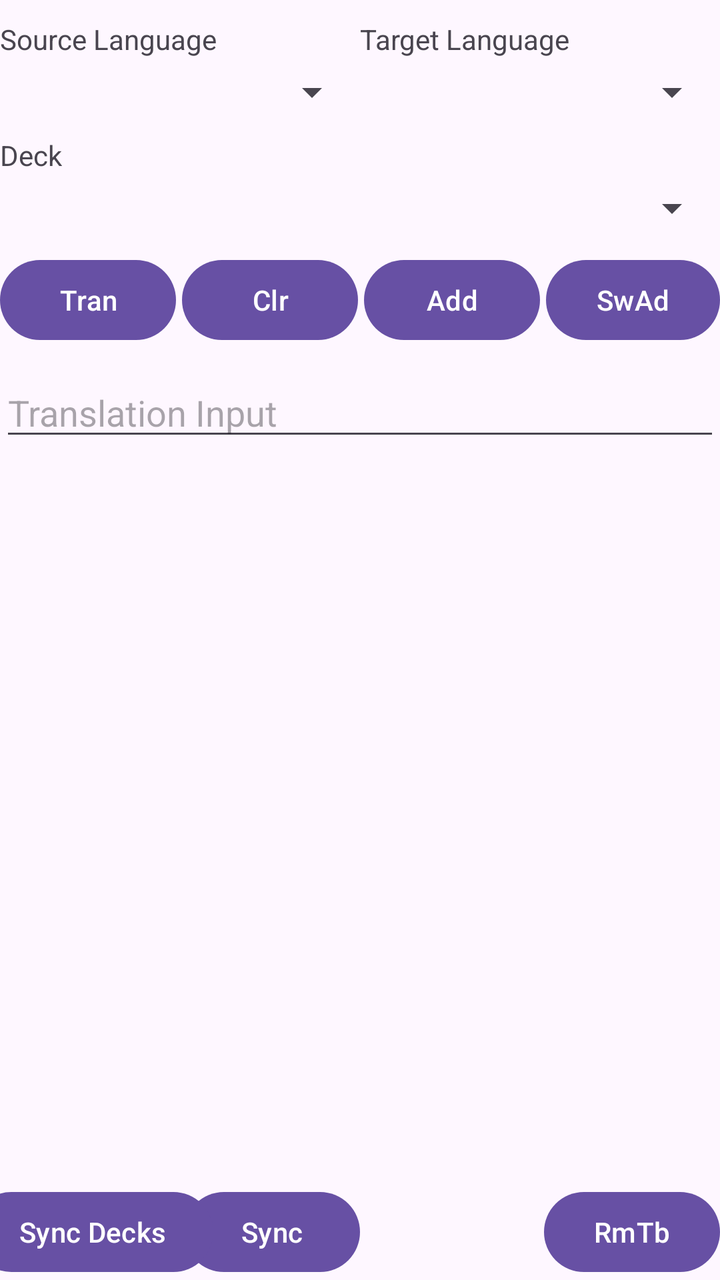
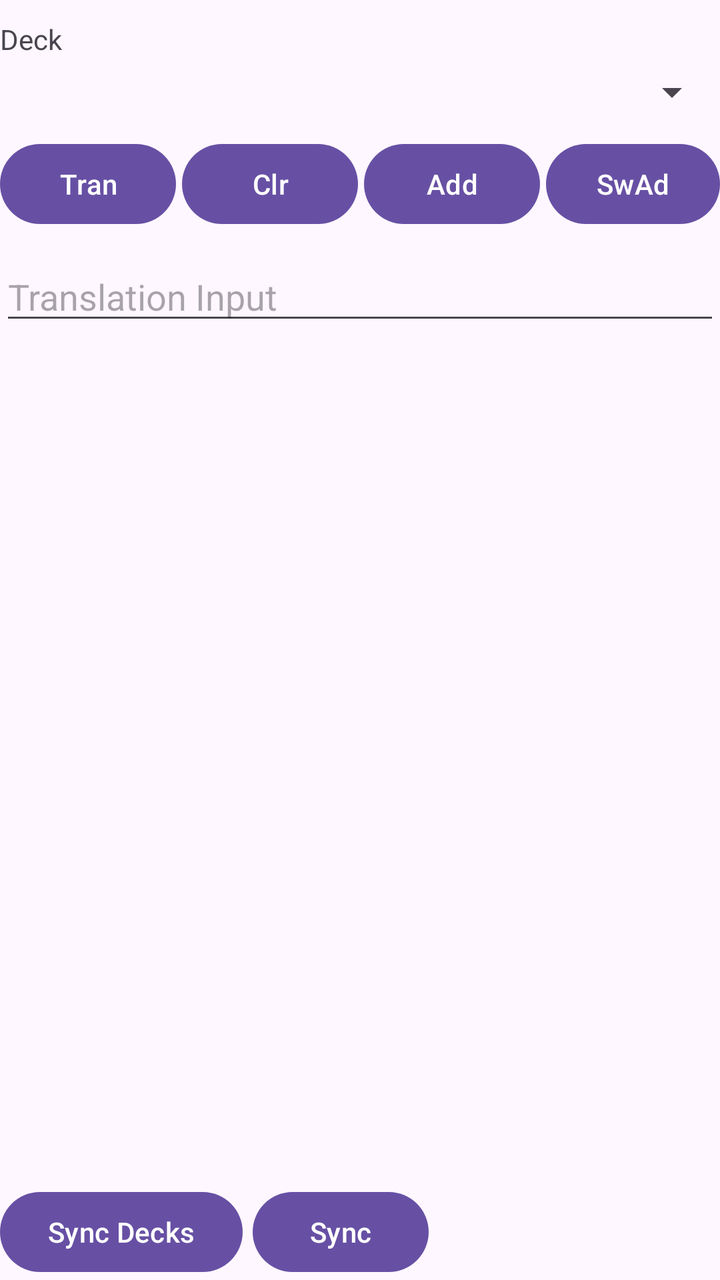

Two renders of the same Android screen: before a commit and after it. Below are the layout's source before the change and the commit's diff.
<!-- AndroidManifest.xml: application theme Theme.Tranki -->
<!-- res/layout/fragment_translate.xml -->
<?xml version="1.0" encoding="utf-8"?>
<androidx.constraintlayout.widget.ConstraintLayout xmlns:android="http://schemas.android.com/apk/res/android"
    xmlns:app="http://schemas.android.com/apk/res-auto"
    xmlns:tools="http://schemas.android.com/tools"
    android:layout_width="match_parent"
    android:layout_height="match_parent"
    tools:context=".TranslateFragment">

    <TextView
        android:id="@+id/source_language"
        android:layout_width="0dp"
        android:layout_height="wrap_content"
        android:layout_marginTop="10dp"
        android:text="@string/source_language"
        app:layout_constraintEnd_toStartOf="@+id/guideline"
        app:layout_constraintStart_toStartOf="parent"
        app:layout_constraintTop_toTopOf="parent" />

    <androidx.constraintlayout.widget.Guideline
        android:id="@+id/guideline"
        android:layout_width="wrap_content"
        android:layout_height="wrap_content"
        android:orientation="vertical"
        app:layout_constraintGuide_percent="0.5" />

    <TextView
        android:id="@+id/target_language"
        android:layout_width="0dp"
        android:layout_height="wrap_content"
        android:layout_marginTop="10dp"
        android:text="Target Language"
        app:layout_constraintEnd_toEndOf="parent"
        app:layout_constraintStart_toStartOf="@id/guideline"
        app:layout_constraintTop_toTopOf="parent" />


    <Spinner
        android:id="@+id/sourcelang_spinner"
        android:layout_width="0dp"
        android:layout_height="wrap_content"
        android:layout_marginTop="5dp"
        app:layout_constraintEnd_toStartOf="@id/guideline"
        app:layout_constraintStart_toStartOf="parent"
        app:layout_constraintTop_toBottomOf="@id/source_language" />

    <Spinner
        android:id="@+id/targetlang_spinner"
        android:layout_width="0dp"
        android:layout_height="wrap_content"
        android:layout_marginTop="5dp"
        app:layout_constraintEnd_toEndOf="parent"
        app:layout_constraintStart_toStartOf="@id/guideline"
        app:layout_constraintTop_toBottomOf="@id/target_language" />


    <TextView
        android:id="@+id/deck_header"
        android:layout_width="wrap_content"
        android:layout_height="wrap_content"
        android:layout_marginTop="10dp"
        android:text="Deck"
        app:layout_constraintStart_toStartOf="parent"
        app:layout_constraintTop_toBottomOf="@id/sourcelang_spinner" />

    <Spinner
        android:id="@+id/deck_spinner"
        android:layout_width="match_parent"
        android:layout_height="wrap_content"
        android:layout_marginTop="5dp"
        app:layout_constraintStart_toStartOf="parent"
        app:layout_constraintEnd_toEndOf="parent"
        app:layout_constraintTop_toBottomOf="@id/deck_header" />

    <LinearLayout
        android:id="@+id/linear_layout"
        android:layout_width="match_parent"
        android:layout_height="wrap_content"
        android:layout_marginTop="10dp"
        android:gravity="center"
        android:orientation="horizontal"
        app:layout_constraintStart_toStartOf="parent"
        app:layout_constraintTop_toBottomOf="@id/deck_spinner">

        <Button
            android:id="@+id/translate_button"
            android:layout_width="wrap_content"
            android:layout_height="wrap_content"
            android:text="Tran" />

        <Button
            android:layout_marginLeft="3dp"
            android:id="@+id/clear_button"
            android:layout_width="wrap_content"
            android:layout_height="wrap_content"
            android:text="Clr" />

        <Button
            android:id="@+id/add_button"
            android:layout_width="wrap_content"
            android:layout_height="wrap_content"
            android:layout_marginLeft="3dp"
            android:layout_marginRight="3dp"
            android:text="Add" />


        <Button
            android:id="@+id/swapadd_button"
            android:layout_width="wrap_content"
            android:layout_height="wrap_content"
            android:text="SwAd" />

    </LinearLayout>

    <EditText
        android:id="@+id/trans_input"
        android:layout_width="0dp"
        android:layout_height="wrap_content"
        android:layout_marginTop="10dp"
        android:hint="Translation Input"
        app:layout_constraintTop_toBottomOf="@id/linear_layout"
        app:layout_constraintStart_toStartOf="parent"
        app:layout_constraintEnd_toEndOf="parent"/>

    <TextView
        android:id="@+id/trans_output"
        android:layout_width="0dp"
        android:layout_height="wrap_content"
        android:layout_marginTop="5dp"
        android:layout_marginLeft="10dp"
        app:layout_constraintTop_toBottomOf="@id/trans_input"
        app:layout_constraintStart_toStartOf="parent"
        android:textSize="24dp"
        app:layout_constraintEnd_toEndOf="parent"/>


    <ListView
        android:id="@+id/translation_list"
        android:layout_width="match_parent"
        android:layout_height="0dp"
        app:layout_constraintVertical_weight="1"
        app:layout_constraintBottom_toTopOf="@+id/remove_button"
        app:layout_constraintEnd_toEndOf="parent"
        app:layout_constraintStart_toStartOf="parent"
        app:layout_constraintTop_toBottomOf="@id/trans_output" />


    <Button
        android:id="@id/remove_button"
        android:layout_width="wrap_content"
        android:layout_height="wrap_content"
        android:layout_marginTop="10dp"
        android:text="@string/remove_tab"
        app:layout_constraintBottom_toBottomOf="parent"
        app:layout_constraintEnd_toEndOf="parent" />

    <Button
        android:id="@+id/sync_button"
        android:layout_width="wrap_content"
        android:layout_height="wrap_content"
        android:layout_marginTop="10dp"
        android:text="Sync"
        app:layout_constraintBottom_toBottomOf="parent"
        app:layout_constraintEnd_toStartOf="@id/remove_button"
        app:layout_constraintStart_toStartOf="parent" />

    <Button
        android:id="@+id/decks_button"
        android:layout_width="wrap_content"
        android:layout_height="wrap_content"
        android:layout_marginTop="10dp"
        android:text="Sync Decks"
        app:layout_constraintBottom_toBottomOf="parent"
        app:layout_constraintEnd_toStartOf="@id/sync_button"
        app:layout_constraintStart_toStartOf="parent" />

</androidx.constraintlayout.widget.ConstraintLayout>
<!-- resources referenced by this layout -->
<resources>
  <string name="remove_tab">RmTb</string>
  <string name="source_language">Source Language</string>
  <style name="Theme.Tranki" parent="Base.Theme.Tranki" />
  <style name="Base.Theme.Tranki" parent="Theme.Material3.DayNight.NoActionBar" />
</resources>

<!-- the commit's change to res/layout/fragment_translate.xml (unified diff, before → after) -->
@@ -6,15 +6,6 @@
     android:layout_height="match_parent"
     tools:context=".TranslateFragment">
 
-    <TextView
-        android:id="@+id/source_language"
-        android:layout_width="0dp"
-        android:layout_height="wrap_content"
-        android:layout_marginTop="10dp"
-        android:text="@string/source_language"
-        app:layout_constraintEnd_toStartOf="@+id/guideline"
-        app:layout_constraintStart_toStartOf="parent"
-        app:layout_constraintTop_toTopOf="parent" />
 
     <androidx.constraintlayout.widget.Guideline
         android:id="@+id/guideline"
@@ -24,43 +15,14 @@
         app:layout_constraintGuide_percent="0.5" />
 
     <TextView
-        android:id="@+id/target_language"
-        android:layout_width="0dp"
-        android:layout_height="wrap_content"
-        android:layout_marginTop="10dp"
-        android:text="Target Language"
-        app:layout_constraintEnd_toEndOf="parent"
-        app:layout_constraintStart_toStartOf="@id/guideline"
-        app:layout_constraintTop_toTopOf="parent" />
-
-
-    <Spinner
-        android:id="@+id/sourcelang_spinner"
-        android:layout_width="0dp"
-        android:layout_height="wrap_content"
-        android:layout_marginTop="5dp"
-        app:layout_constraintEnd_toStartOf="@id/guideline"
-        app:layout_constraintStart_toStartOf="parent"
-        app:layout_constraintTop_toBottomOf="@id/source_language" />
-
-    <Spinner
-        android:id="@+id/targetlang_spinner"
-        android:layout_width="0dp"
-        android:layout_height="wrap_content"
-        android:layout_marginTop="5dp"
-        app:layout_constraintEnd_toEndOf="parent"
-        app:layout_constraintStart_toStartOf="@id/guideline"
-        app:layout_constraintTop_toBottomOf="@id/target_language" />
-
-
-    <TextView
         android:id="@+id/deck_header"
         android:layout_width="wrap_content"
         android:layout_height="wrap_content"
         android:layout_marginTop="10dp"
         android:text="Deck"
         app:layout_constraintStart_toStartOf="parent"
-        app:layout_constraintTop_toBottomOf="@id/sourcelang_spinner" />
+        app:layout_constraintTop_toTopOf="parent"
+         />
 
     <Spinner
         android:id="@+id/deck_spinner"
@@ -138,30 +100,9 @@
         android:layout_width="match_parent"
         android:layout_height="0dp"
         app:layout_constraintVertical_weight="1"
-        app:layout_constraintBottom_toTopOf="@+id/remove_button"
         app:layout_constraintEnd_toEndOf="parent"
         app:layout_constraintStart_toStartOf="parent"
         app:layout_constraintTop_toBottomOf="@id/trans_output" />
-
-
-    <Button
-        android:id="@id/remove_button"
-        android:layout_width="wrap_content"
-        android:layout_height="wrap_content"
-        android:layout_marginTop="10dp"
-        android:text="@string/remove_tab"
-        app:layout_constraintBottom_toBottomOf="parent"
-        app:layout_constraintEnd_toEndOf="parent" />
-
-    <Button
-        android:id="@+id/sync_button"
-        android:layout_width="wrap_content"
-        android:layout_height="wrap_content"
-        android:layout_marginTop="10dp"
-        android:text="Sync"
-        app:layout_constraintBottom_toBottomOf="parent"
-        app:layout_constraintEnd_toStartOf="@id/remove_button"
-        app:layout_constraintStart_toStartOf="parent" />
 
     <Button
         android:id="@+id/decks_button"
@@ -170,7 +111,18 @@
         android:layout_marginTop="10dp"
         android:text="Sync Decks"
         app:layout_constraintBottom_toBottomOf="parent"
-        app:layout_constraintEnd_toStartOf="@id/sync_button"
         app:layout_constraintStart_toStartOf="parent" />
 
+    <Button
+        android:id="@+id/sync_button"
+        android:layout_width="wrap_content"
+        android:layout_height="wrap_content"
+        android:layout_marginTop="10dp"
+        android:layout_marginLeft="5dp"
+        android:text="Sync"
+        app:layout_constraintBottom_toBottomOf="parent"
+        app:layout_constraintStart_toEndOf="@id/decks_button" />
+
+
+
 </androidx.constraintlayout.widget.ConstraintLayout>
<!-- resource entries referenced after the edit -->
@@ -1,7 +1,5 @@
 <!-- resources referenced by this layout -->
 <resources>
-  <string name="remove_tab">RmTb</string>
-  <string name="source_language">Source Language</string>
   <style name="Theme.Tranki" parent="Base.Theme.Tranki" />
   <style name="Base.Theme.Tranki" parent="Theme.Material3.DayNight.NoActionBar" />
 </resources>
